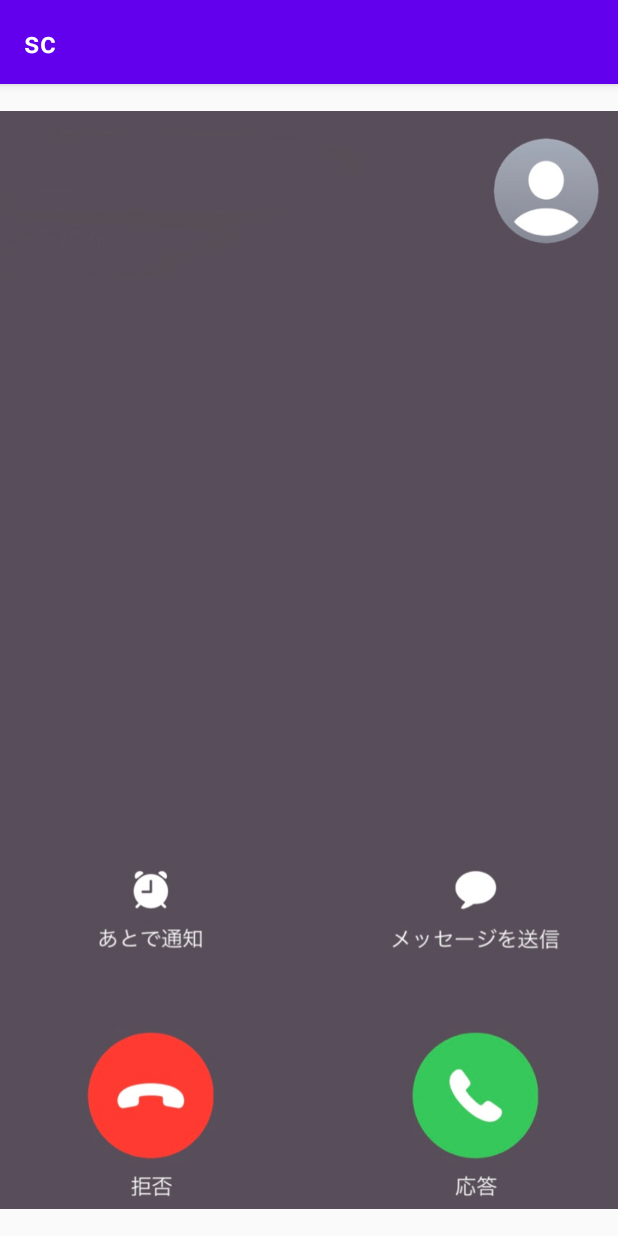
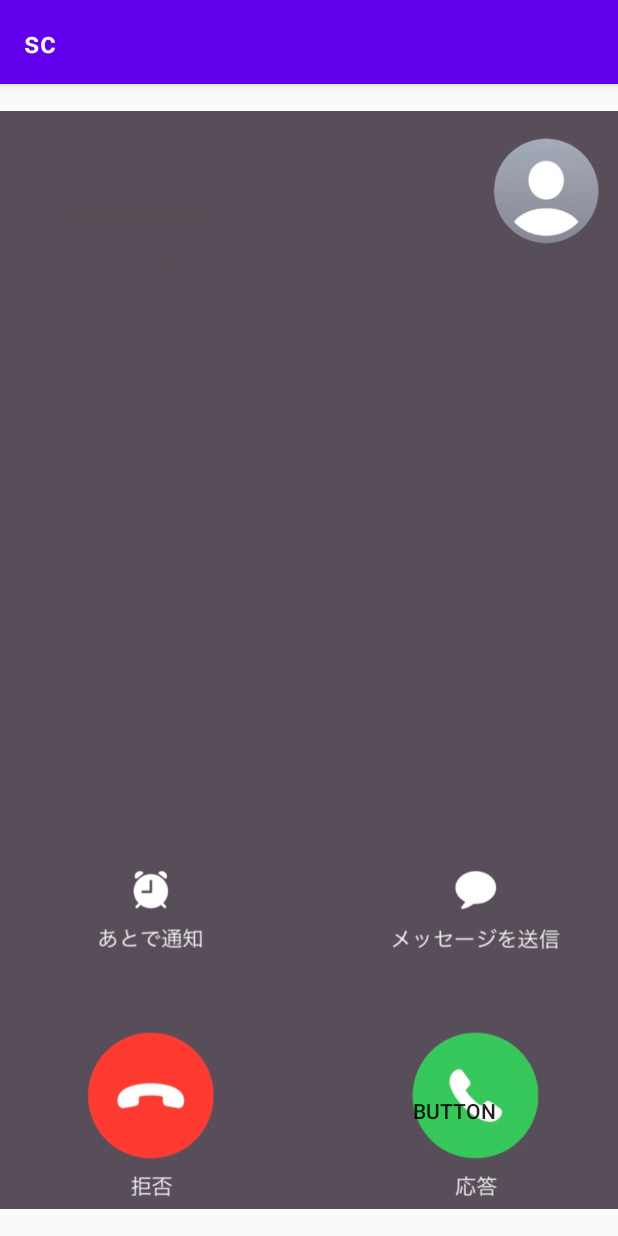
Before and after one commit to AoN-11/sc, an Android app: the Phone screen opened directly, with no data from a screen before it, on a phone screen of 412 x 824 dp. Run offline under Robolectric (Android 15) with nearby library versions, the phone set to English and light mode, and no system bars.

Commit message:
bugfix: Make button clickable/invisible

```diff
--- a/app/src/main/res/layout/phone.xml
+++ b/app/src/main/res/layout/phone.xml
@@ -33,8 +33,9 @@
         android:id="@+id/button3"
         android:layout_width="143dp"
         android:layout_height="132dp"
+        android:background="#00FFFFFF"
         android:text="Button"
-        android:visibility="invisible"
+        android:visibility="visible"
         app:layout_constraintBottom_toBottomOf="parent"
         app:layout_constraintEnd_toEndOf="parent"
         app:layout_constraintHorizontal_bias="0.861"
```
